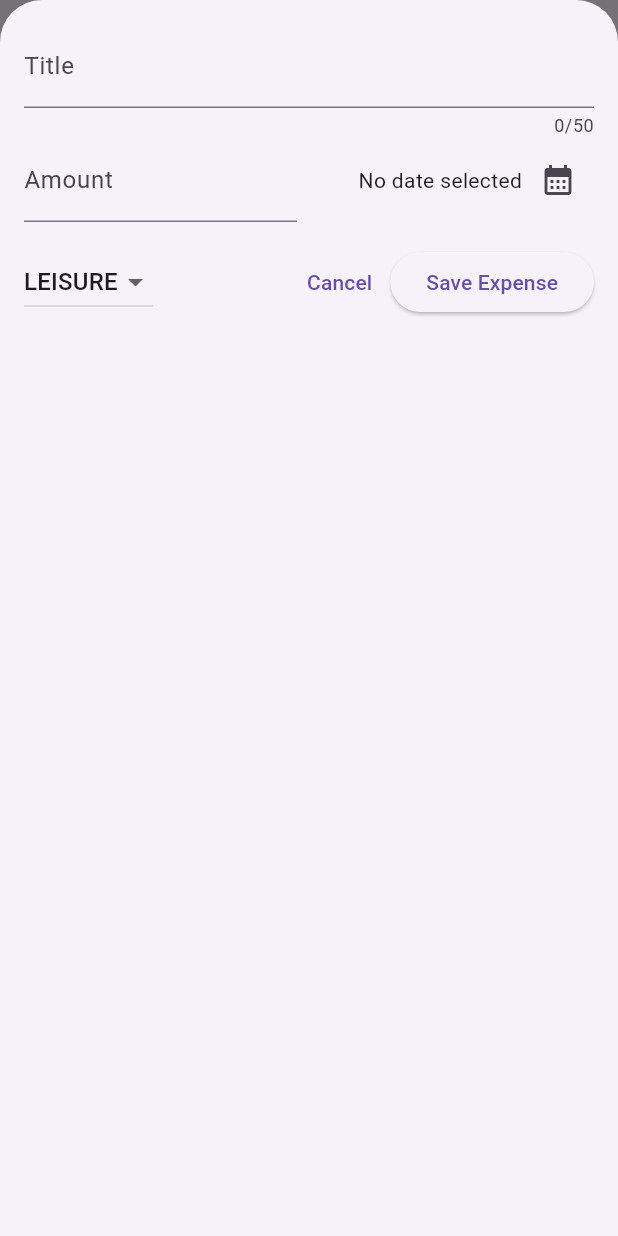
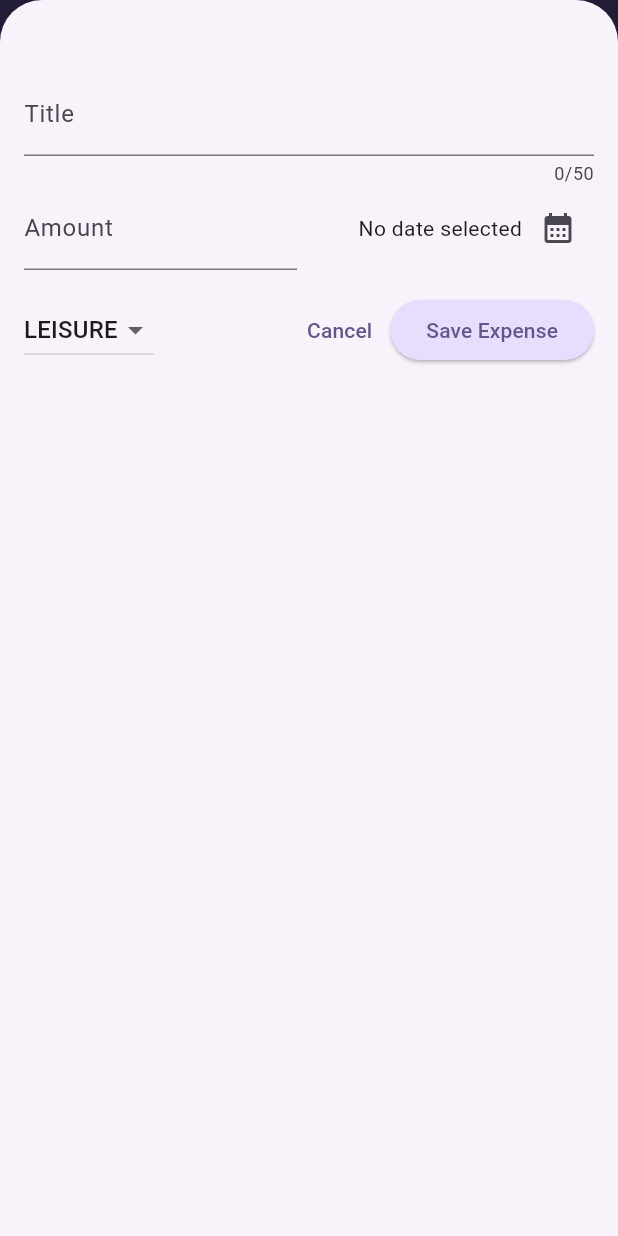
Before and after one commit to jimmurf5/flutter-expense-app, a Flutter app: the screen it shows after launch, after a tap on the "add" icon, on a phone screen of 412 x 824 dp. Run offline on Flutter 3.47's test engine with Material 3 defaults, Android fonts, the phone set to English and light mode, and no system bars.

Commit message:
final app

```diff
--- a/lib/main.dart
+++ b/lib/main.dart
@@ -2,10 +2,64 @@ import 'package:flutter/material.dart';
 
 import 'package:expense_tracker/widgets/expenses.dart';
 
+var kColorScheme = ColorScheme.fromSeed(
+  seedColor: const Color.fromARGB(255, 96, 59, 181),
+);
+
+var kDarkColorScheme = ColorScheme.fromSeed(
+  brightness: Brightness.dark,
+  seedColor: const Color.fromARGB(255, 5, 99, 125),
+);
+
 void main() {
   runApp(
-    const MaterialApp(
-      home: Expenses(),
+    MaterialApp(
+      darkTheme: ThemeData.dark().copyWith(
+        useMaterial3: true,
+        colorScheme: kDarkColorScheme,
+        cardTheme: const CardTheme().copyWith(
+          color: kDarkColorScheme.secondaryContainer,
+          margin: const EdgeInsets.symmetric(
+            horizontal: 16,
+            vertical: 8,
+          ),
+        ),
+        elevatedButtonTheme: ElevatedButtonThemeData(
+          style: ElevatedButton.styleFrom(
+            backgroundColor: kDarkColorScheme.primaryContainer,
+            foregroundColor: kDarkColorScheme.onPrimaryContainer,
+          ),
+        ),
+      ),
+      theme: ThemeData().copyWith(
+        useMaterial3: true,
+        colorScheme: kColorScheme,
+        appBarTheme: const AppBarTheme().copyWith(
+          backgroundColor: kColorScheme.onPrimaryContainer,
+          foregroundColor: kColorScheme.primaryContainer,
+        ),
+        cardTheme: const CardTheme().copyWith(
+          color: kColorScheme.secondaryContainer,
+          margin: const EdgeInsets.symmetric(
+            horizontal: 16,
+            vertical: 8,
+          ),
+        ),
+        elevatedButtonTheme: ElevatedButtonThemeData(
+          style: ElevatedButton.styleFrom(
+            backgroundColor: kColorScheme.primaryContainer,
+          ),
+        ),
+        textTheme: ThemeData().textTheme.copyWith(
+              titleLarge: TextStyle(
+                fontWeight: FontWeight.bold,
+                color: kColorScheme.onSecondaryContainer,
+                fontSize: 16,
+              ),
+            ),
+      ),
+      // themeMode: ThemeMode.system, // default
+      home: const Expenses(),
     ),
   );
 }
--- a/lib/models/expense.dart
+++ b/lib/models/expense.dart
@@ -6,7 +6,7 @@ final formatter = DateFormat.yMd();
 
 const uuid = Uuid();
 
-enum Category {food, travel, leisure, work}
+enum Category { food, travel, leisure, work }
 
 const categoryIcons = {
   Category.food: Icons.lunch_dining,
@@ -16,13 +16,12 @@ const categoryIcons = {
 };
 
 class Expense {
-  Expense({required this.date,
-   required this.title,
+  Expense({
+    required this.title,
     required this.amount,
+    required this.date,
     required this.category,
-    }): id = uuid.v4();
-
-
+  }) : id = uuid.v4();
 
   final String id;
   final String title;
@@ -30,12 +29,32 @@ class Expense {
   final DateTime date;
   final Category category;
 
-String get formattedDate {
-  return formatter.format(date);
+  String get formattedDate {
+    return formatter.format(date);
+  }
 }
 
+class ExpenseBucket {
+  const ExpenseBucket({
+    required this.category,
+    required this.expenses,
+  });
 
+  ExpenseBucket.forCategory(List<Expense> allExpenses, this.category)
+      : expenses = allExpenses
+            .where((expense) => expense.category == category)
+            .toList();
 
+  final Category category;
+  final List<Expense> expenses;
 
+  double get totalExpenses {
+    double sum = 0;
 
+    for (final expense in expenses) {
+      sum += expense.amount; // sum = sum + expense.amount
+    }
+
+    return sum;
+  }
 }
--- /dev/null
+++ b/lib/widgets/chart/chart.dart
@@ -0,0 +1,95 @@
+import 'package:flutter/material.dart';
+
+import 'package:expense_tracker/widgets/chart/chart_bar.dart';
+import 'package:expense_tracker/models/expense.dart';
+
+class Chart extends StatelessWidget {
+  const Chart({super.key, required this.expenses});
+
+  final List<Expense> expenses;
+
+  List<ExpenseBucket> get buckets {
+    return [
+      ExpenseBucket.forCategory(expenses, Category.food),
+      ExpenseBucket.forCategory(expenses, Category.leisure),
+      ExpenseBucket.forCategory(expenses, Category.travel),
+      ExpenseBucket.forCategory(expenses, Category.work),
+    ];
+  }
+
+  double get maxTotalExpense {
+    double maxTotalExpense = 0;
+
+    for (final bucket in buckets) {
+      if (bucket.totalExpenses > maxTotalExpense) {
+        maxTotalExpense = bucket.totalExpenses;
+      }
+    }
+
+    return maxTotalExpense;
+  }
+
+  @override
+  Widget build(BuildContext context) {
+    final isDarkMode =
+        MediaQuery.of(context).platformBrightness == Brightness.dark;
+    return Container(
+      margin: const EdgeInsets.all(16),
+      padding: const EdgeInsets.symmetric(
+        vertical: 16,
+        horizontal: 8,
+      ),
+      width: double.infinity,
+      height: 180,
+      decoration: BoxDecoration(
+        borderRadius: BorderRadius.circular(8),
+        gradient: LinearGradient(
+          colors: [
+            Theme.of(context).colorScheme.primary.withOpacity(0.3),
+            Theme.of(context).colorScheme.primary.withOpacity(0.0)
+          ],
+          begin: Alignment.bottomCenter,
+          end: Alignment.topCenter,
+        ),
+      ),
+      child: Column(
+        children: [
+          Expanded(
+            child: Row(
+              crossAxisAlignment: CrossAxisAlignment.end,
+              children: [
+                for (final bucket in buckets) // alternative to map()
+                  ChartBar(
+                    fill: bucket.totalExpenses == 0
+                        ? 0
+                        : bucket.totalExpenses / maxTotalExpense,
+                  )
+              ],
+            ),
+          ),
+          const SizedBox(height: 12),
+          Row(
+            children: buckets // for ... in
+                .map(
+                  (bucket) => Expanded(
+                    child: Padding(
+                      padding: const EdgeInsets.symmetric(horizontal: 4),
+                      child: Icon(
+                        categoryIcons[bucket.category],
+                        color: isDarkMode
+                            ? Theme.of(context).colorScheme.secondary
+                            : Theme.of(context)
+                                .colorScheme
+                                .primary
+                                .withOpacity(0.7),
+                      ),
+                    ),
+                  ),
+                )
+                .toList(),
+          )
+        ],
+      ),
+    );
+  }
+}
--- /dev/null
+++ b/lib/widgets/chart/chart_bar.dart
@@ -0,0 +1,34 @@
+import 'package:flutter/material.dart';
+
+class ChartBar extends StatelessWidget {
+  const ChartBar({
+    super.key,
+    required this.fill,
+  });
+
+  final double fill;
+
+  @override
+  Widget build(BuildContext context) {
+    final isDarkMode =
+        MediaQuery.of(context).platformBrightness == Brightness.dark;
+    return Expanded(
+      child: Padding(
+        padding: const EdgeInsets.symmetric(horizontal: 4),
+        child: FractionallySizedBox(
+          heightFactor: fill, // 0 <> 1
+          child: DecoratedBox(
+            decoration: BoxDecoration(
+              shape: BoxShape.rectangle,
+              borderRadius:
+                  const BorderRadius.vertical(top: Radius.circular(8)),
+              color: isDarkMode
+                  ? Theme.of(context).colorScheme.secondary
+                  : Theme.of(context).colorScheme.primary.withOpacity(0.65),
+            ),
+          ),
+        ),
+      ),
+    );
+  }
+}
--- a/lib/widgets/expenses.dart
+++ b/lib/widgets/expenses.dart
@@ -1,8 +1,9 @@
-import 'package:expense_tracker/widgets/new_expense.dart';
 import 'package:flutter/material.dart';
 
+import 'package:expense_tracker/widgets/new_expense.dart';
 import 'package:expense_tracker/widgets/expenses_list/expenses_list.dart';
 import 'package:expense_tracker/models/expense.dart';
+import 'package:expense_tracker/widgets/chart/chart.dart';
 
 class Expenses extends StatefulWidget {
   const Expenses({super.key});
@@ -44,13 +45,40 @@ class _ExpensesState extends State<Expenses> {
   }
 
   void _removeExpense(Expense expense) {
+    final expenseIndex = _registeredExpenses.indexOf(expense);
     setState(() {
       _registeredExpenses.remove(expense);
     });
+    ScaffoldMessenger.of(context).clearSnackBars();
+    ScaffoldMessenger.of(context).showSnackBar(
+      SnackBar(
+        duration: const Duration(seconds: 3),
+        content: const Text('Expense deleted.'),
+        action: SnackBarAction(
+          label: 'Undo',
+          onPressed: () {
+            setState(() {
+              _registeredExpenses.insert(expenseIndex, expense);
+            });
+          },
+        ),
+      ),
+    );
   }
 
   @override
   Widget build(BuildContext context) {
+    Widget mainContent = const Center(
+      child: Text('No expenses found. Start adding some!'),
+    );
+
+    if (_registeredExpenses.isNotEmpty) {
+      mainContent = ExpensesList(
+        expenses: _registeredExpenses,
+        onRemoveExpense: _removeExpense,
+      );
+    }
+
     return Scaffold(
       appBar: AppBar(
         title: const Text('Flutter ExpenseTracker'),
@@ -63,12 +91,9 @@ class _ExpensesState extends State<Expenses> {
       ),
       body: Column(
         children: [
-          const Text('The chart'),
+          Chart(expenses: _registeredExpenses),
           Expanded(
-            child: ExpensesList(
-              expenses: _registeredExpenses,
-
-            ),
+            child: mainContent,
           ),
         ],
       ),
--- a/lib/widgets/expenses_list/expense_item.dart
+++ b/lib/widgets/expenses_list/expense_item.dart
@@ -17,12 +17,18 @@ class ExpenseItem extends StatelessWidget {
           vertical: 16,
         ),
         child: Column(
+          crossAxisAlignment: CrossAxisAlignment.start,
           children: [
-            Text(expense.title),
+            Text(
+              expense.title,
+              style: Theme.of(context).textTheme.titleLarge,
+            ),
             const SizedBox(height: 4),
             Row(
               children: [
-                Text('\$${expense.amount.toStringAsFixed(2)}'),
+                Text(
+                  '\$${expense.amount.toStringAsFixed(2)}',
+                ),
                 const Spacer(),
                 Row(
                   children: [
--- a/lib/widgets/expenses_list/expenses_list.dart
+++ b/lib/widgets/expenses_list/expenses_list.dart
@@ -7,15 +7,31 @@ class ExpensesList extends StatelessWidget {
   const ExpensesList({
     super.key,
     required this.expenses,
+    required this.onRemoveExpense,
   });
 
   final List<Expense> expenses;
+  final void Function(Expense expense) onRemoveExpense;
 
   @override
   Widget build(BuildContext context) {
     return ListView.builder(
       itemCount: expenses.length,
-      itemBuilder: (ctx, index) => ExpenseItem(expenses[index]),
+      itemBuilder: (ctx, index) => Dismissible(
+        key: ValueKey(expenses[index]),
+        background: Container(
+          color: Theme.of(context).colorScheme.error.withOpacity(0.75),
+          margin: EdgeInsets.symmetric(
+            horizontal: Theme.of(context).cardTheme.margin!.horizontal,
+          ),
+        ),
+        onDismissed: (direction) {
+          onRemoveExpense(expenses[index]);
+        },
+        child: ExpenseItem(
+          expenses[index],
+        ),
+      ),
     );
   }
 }
--- a/lib/widgets/new_expense.dart
+++ b/lib/widgets/new_expense.dart
@@ -67,6 +67,7 @@ class _NewExpenseState extends State<NewExpense> {
         category: _selectedCategory,
       ),
     );
+    Navigator.pop(context);
   }
 
   @override
@@ -79,7 +80,7 @@ class _NewExpenseState extends State<NewExpense> {
   @override
   Widget build(BuildContext context) {
     return Padding(
-      padding: const EdgeInsets.all(16),
+      padding: const EdgeInsets.fromLTRB(16, 48, 16, 16),
       child: Column(
         children: [
           TextField(
```
